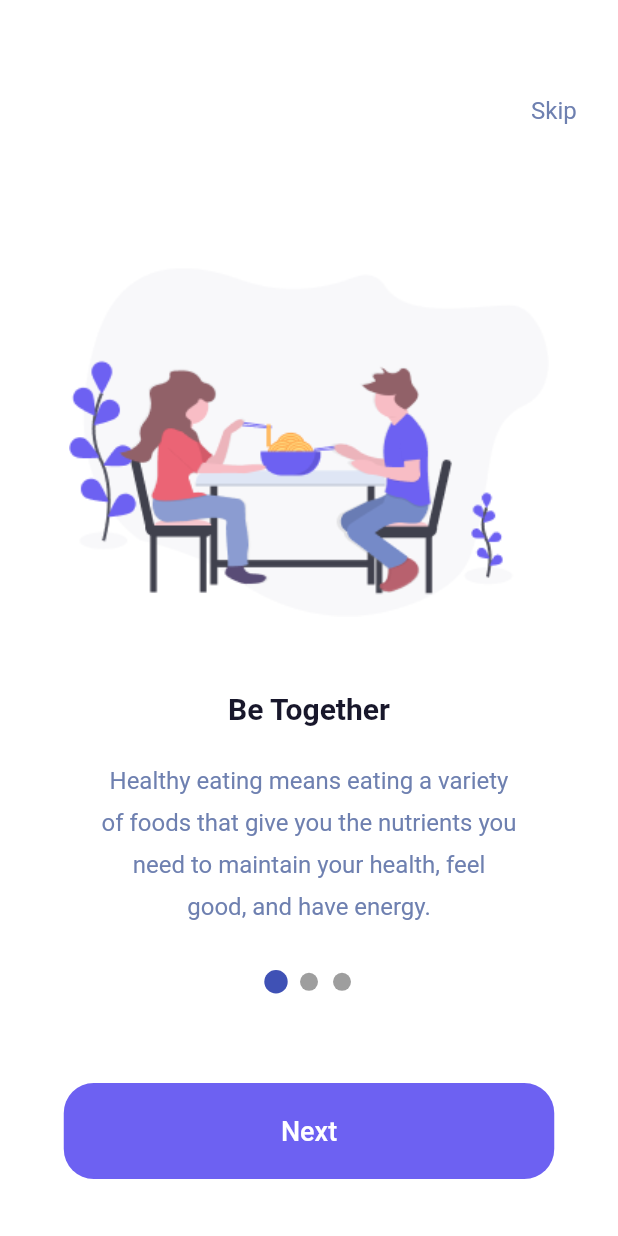
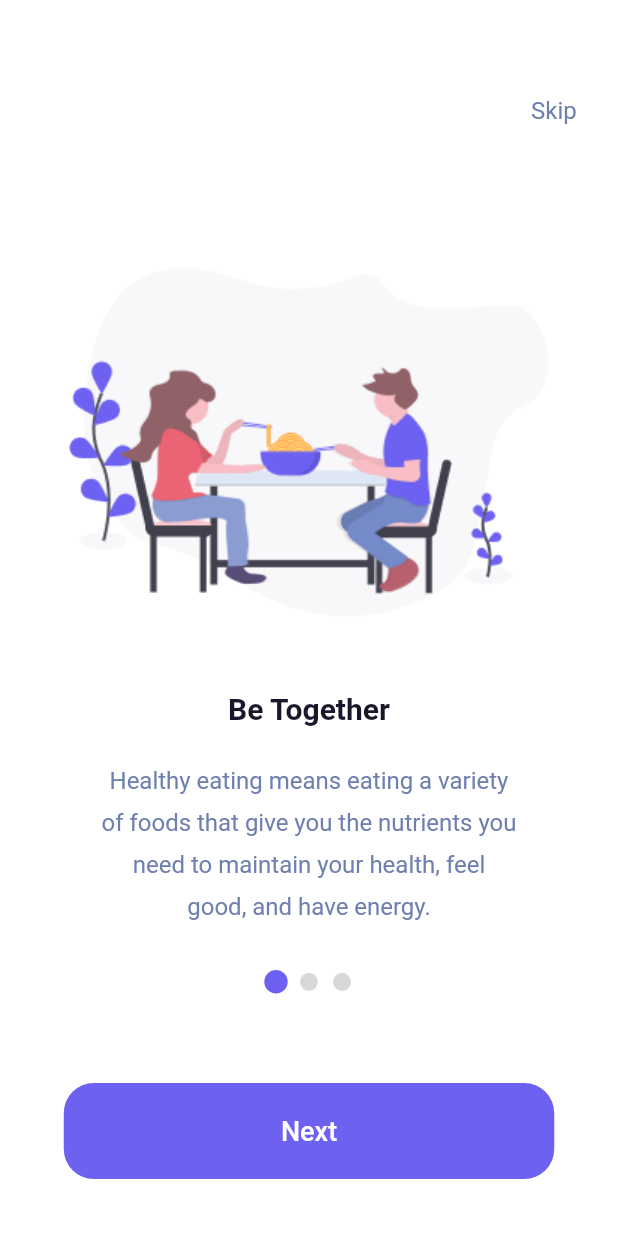
Before and after one commit to Aayomis/food_ordering_app, a Flutter app: the screen it shows after launch, on a phone screen of 412 x 824 dp. Run offline on Flutter 3.47's test engine with Material 2 defaults, Android fonts, the phone set to English and light mode, and no system bars; drawn by our look-alikes of smooth_page_indicator; our stand-ins replace dots_indicator, get.

Commit message:
I modified loginpage, main.dart, and the onboardingscreen. Then i added things to the images library

```diff
--- a/lib/main.dart
+++ b/lib/main.dart
@@ -1,7 +1,7 @@
 import 'package:flutter/material.dart';
 import 'package:get/get.dart';
 import 'package:food_ordering_app/screens/on_boarding_screen.dart';
-
+import 'package:food_ordering_app/screens/Auth_Screens/Login_Page.dart';
 void main() {
   runApp(const MyApp());
 }
--- a/lib/screens/on_boarding_screen.dart
+++ b/lib/screens/on_boarding_screen.dart
@@ -7,6 +7,7 @@ import 'package:food_ordering_app/reusable_button/large_button.dart';
 import 'package:food_ordering_app/screen_model/on_boarding_model.dart';
 import 'package:food_ordering_app/screen_model/on_boarding_model1.dart';
 import 'package:food_ordering_app/screen_model/on_boarding_model2.dart';
+import 'package:food_ordering_app/screens/Auth_Screens/Login_Page.dart';
 
 class onBoardingPage extends StatefulWidget {
   const onBoardingPage({Key? key}) : super(key: key);
@@ -60,9 +61,13 @@ class _onBoardingPageState extends State<onBoardingPage> {
                   ),
                 ),
               )),
+          onLastPage?
+              Container():
           Container(
             alignment: Alignment(0,0.6),
             child: SmoothPageIndicator(controller: _controller, count: 3, effect: ScrollingDotsEffect(
+                activeDotColor: Color(0xff6D61F2),
+                dotColor: Colors.grey.withOpacity(0.4),
                 activeDotScale: 1,
                 maxVisibleDots: 5,
                 radius: 8,
@@ -75,9 +80,7 @@ class _onBoardingPageState extends State<onBoardingPage> {
           Container(
             alignment: Alignment(0, 0.9),
             child:  LargeButton(color: Color(0xff6D61F2), text: 'Get Started',
-                onTap: () {
-                  _controller.nextPage(duration: Duration(milliseconds: 500), curve: Curves.easeIn);
-                }
+                onTap: (){Get.to(()=>loginPage());}
             )
           ):
           Container(
```
Also changed, not shown: lib/screens/Auth_Screens/Login_Page.dart (+36 -1 lines), images/fb.png (added), images/google.png (added). Lines whose indentation alone changed are shown as unchanged.
